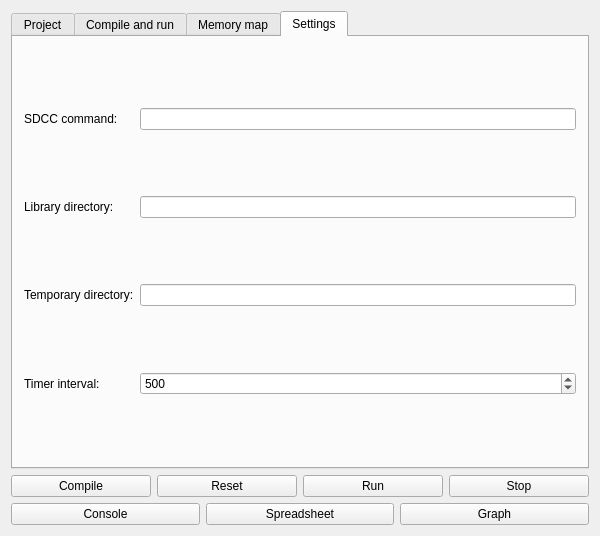
Above: src/mainwindow.ui from andrzejlisek/ScriptSDCC before the change. Below: the same form after it.
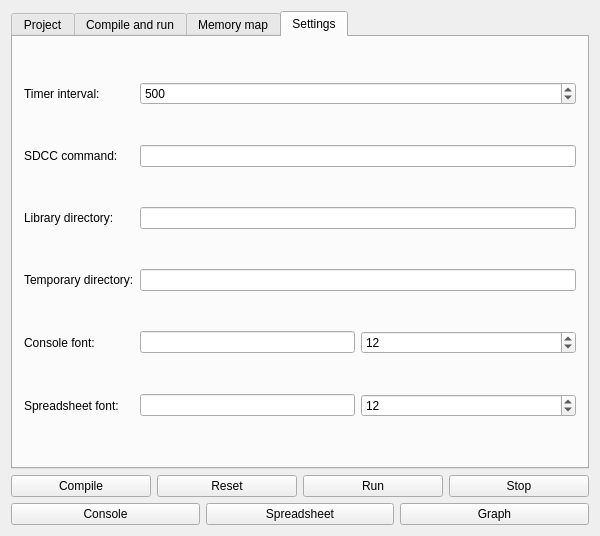
That is the form after the change. The open tabs and pages were chosen to show the change. Custom widgets are drawn as their Qt base class.

What changed in the file:
```diff
--- a/src/mainwindow.ui
+++ b/src/mainwindow.ui
@@ -449,58 +449,110 @@
         <string>Settings</string>
        </attribute>
        <layout class="QGridLayout" name="gridLayout_7">
-        <item row="1" column="1">
+        <item row="3" column="1" colspan="2">
+         <widget class="QLineEdit" name="SetTempDirT"/>
+        </item>
+        <item row="1" column="1" colspan="2">
+         <widget class="QLineEdit" name="SetProgCommandT"/>
+        </item>
+        <item row="2" column="1" colspan="2">
          <widget class="QLineEdit" name="SetLibDirT"/>
         </item>
-        <item row="1" column="0">
+        <item row="6" column="1">
+         <widget class="QLineEdit" name="SetSheetFontN"/>
+        </item>
+        <item row="5" column="2">
+         <widget class="QSpinBox" name="SetConsFontS">
+          <property name="sizePolicy">
+           <sizepolicy hsizetype="Expanding" vsizetype="Fixed">
+            <horstretch>0</horstretch>
+            <verstretch>0</verstretch>
+           </sizepolicy>
+          </property>
+          <property name="minimum">
+           <number>1</number>
+          </property>
+          <property name="value">
+           <number>12</number>
+          </property>
+         </widget>
+        </item>
+        <item row="6" column="2">
+         <widget class="QSpinBox" name="SetSheetFontS">
+          <property name="sizePolicy">
+           <sizepolicy hsizetype="Expanding" vsizetype="Fixed">
+            <horstretch>0</horstretch>
+            <verstretch>0</verstretch>
+           </sizepolicy>
+          </property>
+          <property name="minimum">
+           <number>1</number>
+          </property>
+          <property name="value">
+           <number>12</number>
+          </property>
+         </widget>
+        </item>
+        <item row="2" column="0">
          <widget class="QLabel" name="SetLibDirL">
           <property name="text">
            <string>Library directory:</string>
           </property>
          </widget>
         </item>
-        <item row="3" column="1">
-         <widget class="QSpinBox" name="SetTimerT">
-          <property name="minimum">
-           <number>100</number>
-          </property>
-          <property name="maximum">
-           <number>2000</number>
-          </property>
-          <property name="singleStep">
-           <number>100</number>
-          </property>
-          <property name="value">
-           <number>500</number>
-          </property>
-         </widget>
-        </item>
         <item row="3" column="0">
-         <widget class="QLabel" name="SetTimerL">
-          <property name="text">
-           <string>Timer interval:</string>
-          </property>
-         </widget>
-        </item>
-        <item row="2" column="0">
          <widget class="QLabel" name="SetTempDirL">
           <property name="text">
            <string>Temporary directory:</string>
           </property>
          </widget>
         </item>
-        <item row="2" column="1">
-         <widget class="QLineEdit" name="SetTempDirT"/>
+        <item row="5" column="1">
+         <widget class="QLineEdit" name="SetConsFontN"/>
         </item>
-        <item row="0" column="0">
+        <item row="1" column="0">
          <widget class="QLabel" name="SetProgCommandL">
           <property name="text">
            <string>SDCC command:</string>
           </property>
          </widget>
         </item>
-        <item row="0" column="1">
-         <widget class="QLineEdit" name="SetProgCommandT"/>
+        <item row="6" column="0">
+         <widget class="QLabel" name="SetSheetFontL">
+          <property name="text">
+           <string>Spreadsheet font:</string>
+          </property>
+         </widget>
+        </item>
+        <item row="5" column="0">
+         <widget class="QLabel" name="SetConsFontL">
+          <property name="text">
+           <string>Console font:</string>
+          </property>
+         </widget>
+        </item>
+        <item row="0" column="0">
+         <widget class="QLabel" name="SetTimerL">
+          <property name="text">
+           <string>Timer interval:</string>
+          </property>
+         </widget>
+        </item>
+        <item row="0" column="1" colspan="2">
+         <widget class="QSpinBox" name="SetTimerT">
+          <property name="minimum">
+           <number>100</number>
+          </property>
+          <property name="maximum">
+           <number>2000</number>
+          </property>
+          <property name="singleStep">
+           <number>100</number>
+          </property>
+          <property name="value">
+           <number>500</number>
+          </property>
+         </widget>
         </item>
        </layout>
       </widget>
```
Left out of the diff: 1 changed line with no effect on the pictures.
